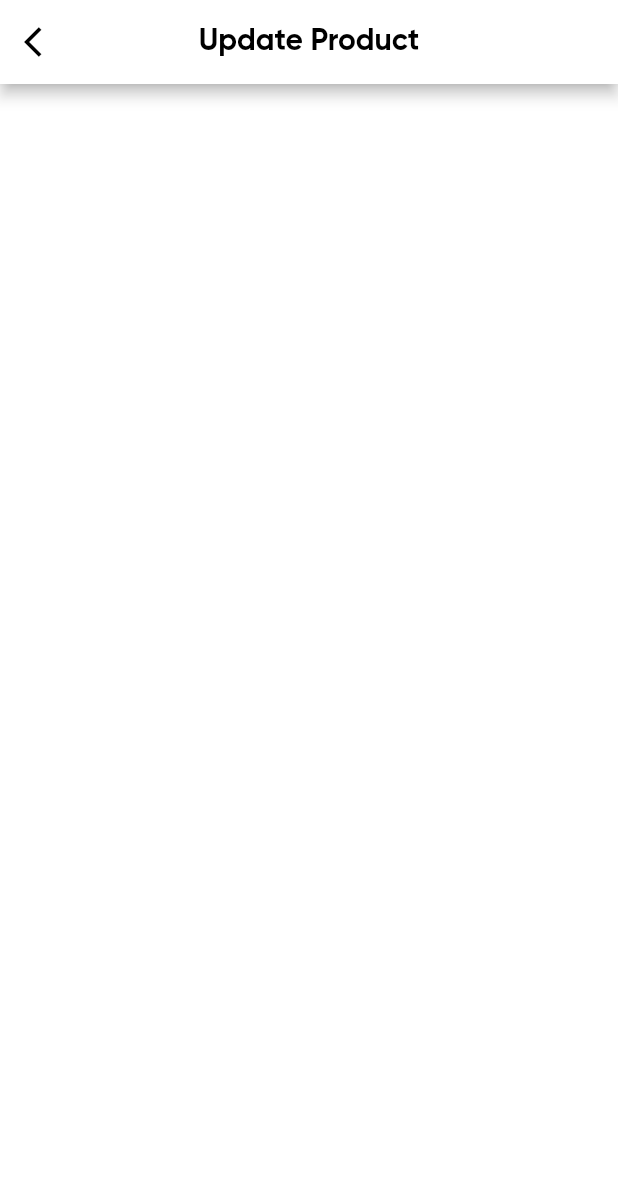
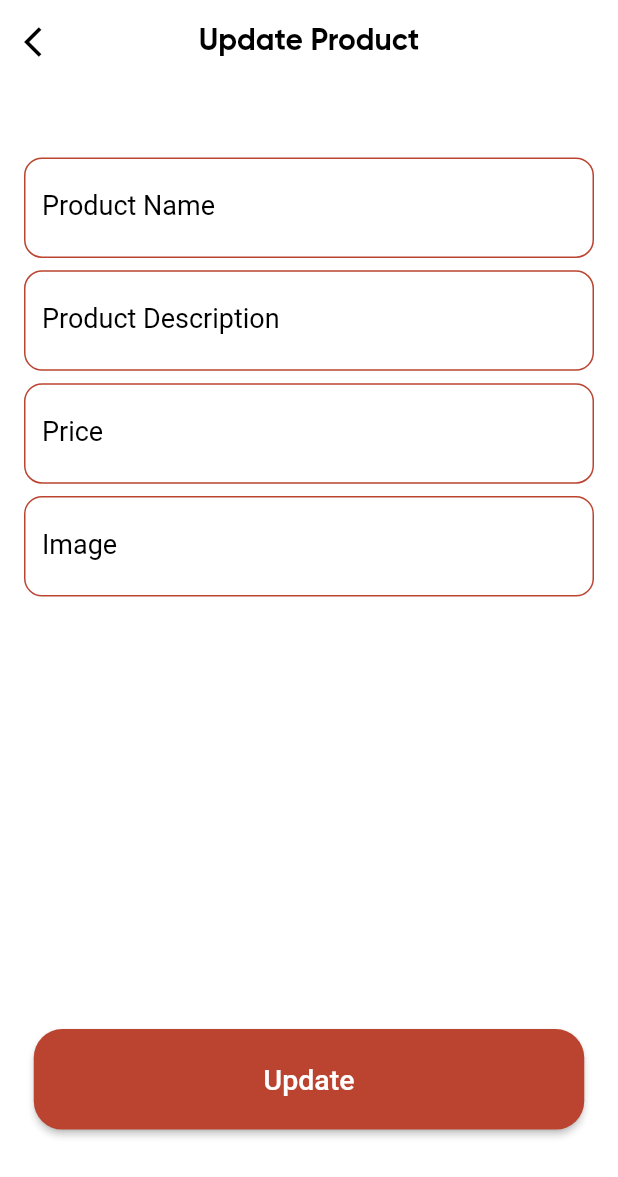
Before and after one commit to OmarAmeer96/Shop-App, a Flutter app: the EditProductView screen opened by its route, on a phone screen of 412 x 824 dp. Shown: the top 1177 px of the screen. Run offline on Flutter 3.47's test engine with Material 2 defaults, Android fonts, the phone set to English and light mode, and no system bars; our stand-ins replace animated_splash_screen, bloc, firebase_auth, firebase_core, flutter_bloc, font_awesome_flutter and 2 more; accounts and stored records are empty; network calls fail; Roboto replaces fonts that are missing (Gilroy-Reular).

Commit message:
Edit product view done

```diff
--- a/lib/main.dart
+++ b/lib/main.dart
@@ -50,7 +50,7 @@ class MyApp extends StatelessWidget {
           ResetPasswordView.id: (context) => ResetPasswordView(),
           SignInView.id: (context) => SignInView(),
           SignUpView.id: (context) => SignUpView(),
-          EditProductView.id: (context) => const EditProductView(),
+          EditProductView.id: (context) => EditProductView(),
         },
         initialRoute: HomeView.id,
       ),
--- a/lib/views/edit_product_view.dart
+++ b/lib/views/edit_product_view.dart
@@ -1,17 +1,81 @@
 import 'package:flutter/material.dart';
+import 'package:shop_app/widgets/custom_main_button.dart';
+import 'package:shop_app/widgets/custom_text_field.dart';
 
+// ignore: must_be_immutable
 class EditProductView extends StatelessWidget {
-  const EditProductView({super.key});
+  EditProductView({super.key});
 
   static String id = "EditProductView";
+  String? productName, desc, image;
+  double? price;
 
   @override
   Widget build(BuildContext context) {
-    return Scaffold(
-      backgroundColor: Colors.white,
-      appBar: buildEditProductViewAppBar(context),
-      body: Column(
-        children: [],
+    final double screenHeight = MediaQuery.of(context).size.height;
+    final double screenWidth = MediaQuery.of(context).size.width;
+    return GestureDetector(
+      onTap: () {
+        // To close keyboard and remove focus from text fields.
+        FocusScope.of(context).unfocus();
+      },
+      child: Scaffold(
+        backgroundColor: Colors.white,
+        appBar: buildEditProductViewAppBar(context),
+        body: Padding(
+          padding: const EdgeInsets.all(16.0),
+          child: SingleChildScrollView(
+            child: Column(
+              children: [
+                SizedBox(
+                  height: screenHeight * 0.04,
+                ),
+                CustomTextField(
+                  onChanged: (data) {
+                    productName = data;
+                  },
+                  hintText: "Enter Product Name",
+                  labelText: "Product Name",
+                ),
+                SizedBox(
+                  height: screenHeight * 0.01,
+                ),
+                CustomTextField(
+                  onChanged: (data) {
+                    desc = data;
+                  },
+                  hintText: "Enter Product Description",
+                  labelText: "Product Description",
+                ),
+                SizedBox(
+                  height: screenHeight * 0.01,
+                ),
+                CustomTextField(
+                  textType: TextInputType.number,
+                  onChanged: (data) {
+                    price = double.parse(data);
+                  },
+                  hintText: "Enter Price",
+                  labelText: "Price",
+                ),
+                SizedBox(
+                  height: screenHeight * 0.01,
+                ),
+                CustomTextField(
+                  onChanged: (data) {
+                    image = data;
+                  },
+                  hintText: "Enter Image",
+                  labelText: "Image",
+                ),
+                SizedBox(
+                  height: screenHeight * 0.35,
+                ),
+                CustomMainButton(text: "Update", onPressed: () {}),
+              ],
+            ),
+          ),
+        ),
       ),
     );
   }
@@ -36,6 +100,7 @@ class EditProductView extends StatelessWidget {
       ),
       centerTitle: true,
       backgroundColor: Colors.white,
+      elevation: 0,
     );
   }
 }
--- a/lib/widgets/custom_text_field.dart
+++ b/lib/widgets/custom_text_field.dart
@@ -1,26 +1,29 @@
 import 'package:flutter/material.dart';
+import 'package:shop_app/consts.dart';
 
 // ignore: must_be_immutable
-class CustomTextFormField extends StatelessWidget {
-  CustomTextFormField(
-      {super.key,
-      required this.hintText,
-      required this.labelText,
-      this.onChanged});
+class CustomTextField extends StatelessWidget {
+  CustomTextField({
+    super.key,
+    required this.hintText,
+    required this.labelText,
+    this.onChanged,
+    this.textType,
+  });
 
   String hintText;
   String labelText;
   Function(String)? onChanged;
+  TextInputType? textType;
 
   @override
   Widget build(BuildContext context) {
-    return TextFormField(
-      validator: (data) {
-        if (data!.isEmpty) {
-          return 'This field is required';
-        }
-        return null;
-      },
+    return TextField(
+      keyboardType: textType,
+      style: const TextStyle(
+        color: Colors.black,
+        fontSize: 18,
+      ),
       onChanged: onChanged,
       decoration: InputDecoration(
         contentPadding: const EdgeInsets.symmetric(
@@ -29,24 +32,24 @@ class CustomTextFormField extends StatelessWidget {
         ),
         hintText: hintText,
         hintStyle: const TextStyle(
-          color: Color(0xffE5E4E2),
+          color: Colors.grey,
         ),
         enabledBorder: OutlineInputBorder(
-          borderSide: const BorderSide(
-            color: Colors.white,
+          borderSide: BorderSide(
+            color: primaryColor,
           ),
-          borderRadius: BorderRadius.circular(6),
+          borderRadius: BorderRadius.circular(12),
         ),
         border: OutlineInputBorder(
-          borderSide: const BorderSide(
-            color: Colors.white,
+          borderSide: BorderSide(
+            color: primaryColor,
           ),
-          borderRadius: BorderRadius.circular(6),
+          borderRadius: BorderRadius.circular(12),
         ),
         label: Text(
           labelText,
           style: const TextStyle(
-            color: Colors.white,
+            color: Colors.black,
           ),
         ),
       ),
```
